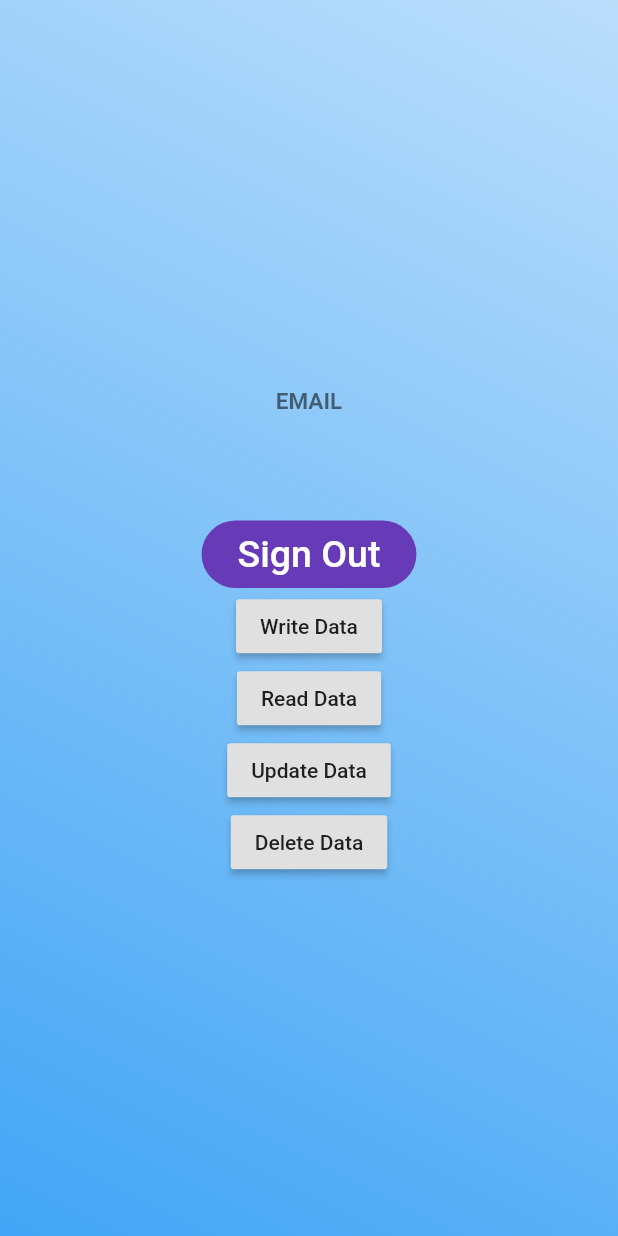
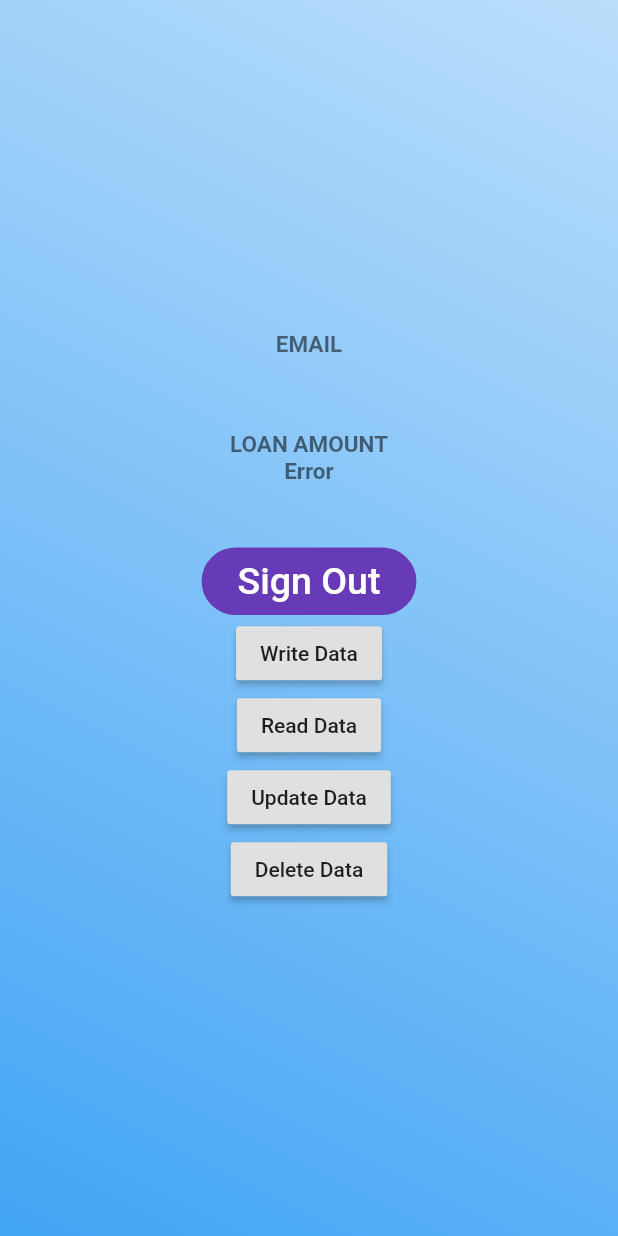
Before and after one commit to LucasBourne/Budgitt, a Flutter app: the FirstScreen screen opened directly, on a phone screen of 412 x 824 dp. Run offline on Flutter 3.47's test engine with Material 2 defaults, Android fonts, the phone set to English and light mode, and no system bars; our stand-ins replace firebase_auth, firebase_database, google_fonts, google_sign_in; accounts and stored records are empty.

Commit message:
Did some stuff

```diff
--- /dev/null
+++ b/lib/User.dart
@@ -0,0 +1,26 @@
+import 'package:firebase_database/firebase_database.dart';
+
+class User
+{
+  String userId;
+  String key;
+  int loanAmount;
+
+  User(this.loanAmount, this.userId);
+
+  User.fromSnapshot(DataSnapshot ds)
+  {
+    key = ds.key;
+    userId = ds.value["userId"];
+    loanAmount = ds.value["loanAmount"];
+  }
+
+  toJson()
+  {
+    return
+    {
+      "loanAmount" : loanAmount,
+      "userId" : userId,
+    };
+  }
+}
--- a/lib/first_screen.dart
+++ b/lib/first_screen.dart
@@ -1,14 +1,70 @@
 import 'package:flutter/material.dart';
 import 'package:firebase_database/firebase_database.dart';
+import 'dart:async';
 import 'login_page.dart';
 import 'sign_in.dart';
+import 'User.dart';
 
-class FirstScreen extends StatelessWidget {
+class FirstScreen extends StatefulWidget
+{
+  @override
+  FirstScreenState createState() => FirstScreenState();
+}
+
+class FirstScreenState extends State<FirstScreen>
+{
   final dbRef = FirebaseDatabase.instance.reference();
+  static Map<dynamic, dynamic> values = new Map<dynamic, dynamic>();
+  List<User> _userList;
+  StreamSubscription<Event> _onUserAddedSubscription;
+  StreamSubscription<Event> _onUserChangedSubscription;
+  Query _userQuery;
 
   @override
+  void initState()
+  {
+    super.initState();
 
-  Widget build(BuildContext context) {
+    _userList = new List();
+    _userQuery = dbRef.child("Users").child(userID).orderByChild("userId").equalTo(userID);
+    _onUserChangedSubscription = _userQuery.onChildChanged.listen(onEntryChanged);
+    _onUserAddedSubscription = _userQuery.onChildAdded.listen(onEntryAdded);
+  }
+
+  @override
+  void dispose()
+  {
+    _onUserChangedSubscription.cancel();
+    _onUserAddedSubscription.cancel();
+    super.dispose();
+  }
+
+  onEntryAdded(Event event)
+  {
+    setState(() {
+      _userList.add(User.fromSnapshot(event.snapshot));
+    });
+  }
+
+  onEntryChanged(Event event)
+  {
+    var oldEntry = _userList.singleWhere((entry)
+    {
+      return entry.key == event.snapshot.key;
+    });
+
+    setState(() {
+      _userList[_userList.indexOf(oldEntry)] = User.fromSnapshot(event.snapshot);
+    });
+  }
+
+
+
+  Widget build(BuildContext context)
+  {
+
+
+
     return Scaffold(
       body: Container(
         decoration: BoxDecoration(
@@ -23,31 +79,6 @@ class FirstScreen extends StatelessWidget {
             mainAxisAlignment: MainAxisAlignment.center,
             mainAxisSize: MainAxisSize.max,
             children: <Widget>[
-              /*
-              CircleAvatar(
-                backgroundImage: NetworkImage(
-                  imageUrl,
-                ),
-                radius: 60,
-                backgroundColor: Colors.transparent,
-              ),
-              SizedBox(height: 40),
-              Text(
-                'NAME',
-                style: TextStyle(
-                    fontSize: 15,
-                    fontWeight: FontWeight.bold,
-                    color: Colors.black54),
-              ),
-              Text(
-                name,
-                style: TextStyle(
-                    fontSize: 25,
-                    color: Colors.deepPurple,
-                    fontWeight: FontWeight.bold),
-              ),
-              */
-              SizedBox(height: 20),
               Text(
                 'EMAIL',
                 style: TextStyle(
@@ -62,6 +93,15 @@ class FirstScreen extends StatelessWidget {
                     color: Colors.deepPurple,
                     fontWeight: FontWeight.bold),
               ),
+              SizedBox(height: 20),
+              Text(
+                'LOAN AMOUNT',
+                style: TextStyle(
+                    fontSize: 15,
+                    fontWeight: FontWeight.bold,
+                    color: Colors.black54),
+              ),
+              showLoanAmount(),
               SizedBox(height: 40),
               RaisedButton(
                 onPressed: () {
@@ -85,7 +125,10 @@ class FirstScreen extends StatelessWidget {
                 child: Text("Write Data"),
                 onPressed: ()
                 {
-                  writeData();
+                  writeData("666");
+                  setState(() {
+
+                  });
                 },
               ),
               RaisedButton(
@@ -93,13 +136,16 @@ class FirstScreen extends StatelessWidget {
                 onPressed: ()
                 {
                   readData();
+                  setState(() {
+
+                  });
                 },
               ),
               RaisedButton(
                 child: Text("Update Data"),
                 onPressed: ()
                 {
-                  updateData();
+                  updateData(new User(750, userID));
                 },
               ),
               RaisedButton(
@@ -115,36 +161,71 @@ class FirstScreen extends StatelessWidget {
       ),
     );
   }
-  void writeData()
+  void writeData(String loanAmount)
   {
-    dbRef.child(userID).set
-    ({
-      "User ID" : userID,
-      "Loan Amount" : 500,
-      "Rent Amount" : 200,
-      "Move In Date" : "01/01/2020",
-      "Move Out Date" : "02/10/2020",
-      "Spend This Week" : 10,
-      "Spend This Month" : 50,
-      "Spend This Year" : 150,
-    });
+    User user = new User(int.parse(loanAmount), userID);
+    dbRef.child("Users").child(userID).push().set(user.toJson());
   }
-  void updateData()
+
+  void updateData(User user)
   {
-    dbRef.child(userID).update
-    ({
-      "Loan Amount" : 750,
-    });
+    if(user != null)
+    {
+      dbRef.child("Users").child(user.key).set(user.toJson());
+    }
   }
   void readData()
   {
+    dbRef.child(userID).once().then((DataSnapshot ds)
+    {
+      values = ds.value;
+      print(values["loanAmount"]);
+    });
+  }
+                /*
     dbRef.once().then((DataSnapshot dataSnapshot)
     {
-      print(dataSnapshot.value);
+      print(dataSnapshot.value(0));
     });
-  }
+    */
   void deleteData()
   {
     dbRef.child(userID).remove();
   }
+  Widget showLoanAmount()
+  {
+    if (_userList.length > 0)
+    {
+      return Text(
+        ("£" + _userList[0].loanAmount.toString()),
+        style: TextStyle(
+          fontSize: 15,
+          fontWeight: FontWeight.bold,
+          color: Colors.black54
+        ),
+      );
+    }
+    else
+    {
+      //Prompt user for first time setup
+      return Text(
+        ("Error"),
+        style: TextStyle(
+          fontSize: 15,
+          fontWeight: FontWeight.bold,
+          color: Colors.black54),
+      );
+    }
+  }
+  Widget showDialog()
+  {
+    return AlertDialog(
+      title: Text("No Loan Found"),
+      content: Text("Set up account?"),
+      actions: <Widget>
+      [
+        new FlatButton(onPressed: () { writeData("500"); }, child: new Text("Submit"))
+      ],
+    );
+  }
 }
```
Also changed, not shown: lib/login_page.dart (+18 -6 lines), assets/GoogleLogo.png (added).
